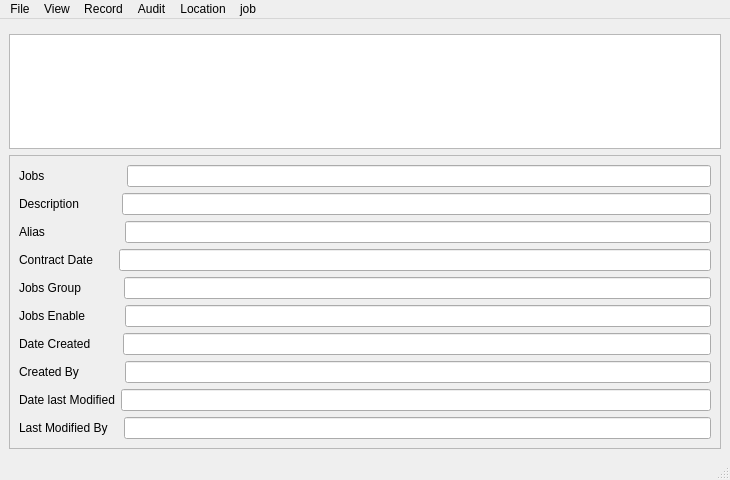
SaiSawant1/EliteBridgeAdmin, file elitebridge_ui_file/jobmainwindow.ui: the form before one commit.
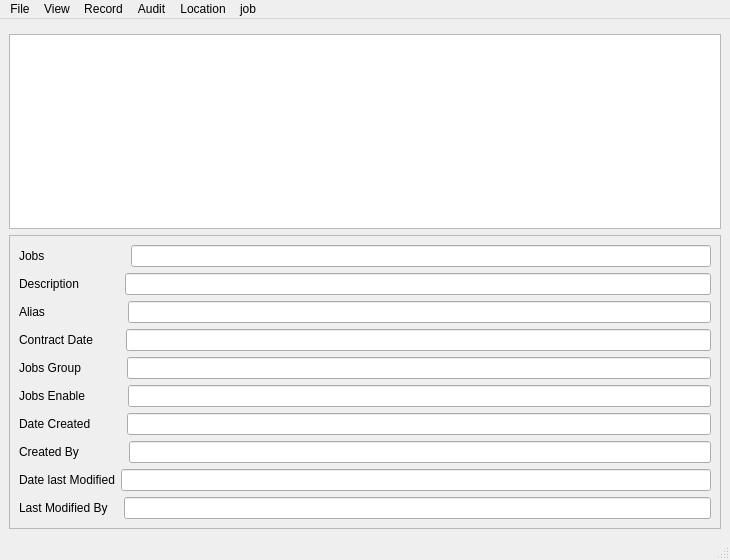
The form after the commit.

```diff
--- a/elitebridge_ui_file/jobmainwindow.ui
+++ b/elitebridge_ui_file/jobmainwindow.ui
@@ -7,7 +7,7 @@
     <x>0</x>
     <y>0</y>
     <width>730</width>
-    <height>480</height>
+    <height>560</height>
    </rect>
   </property>
   <property name="windowTitle">
@@ -44,7 +44,7 @@
            <item>
             <widget class="QLabel" name="label">
              <property name="text">
-              <string>Jobs                       </string>
+              <string>Jobs                        </string>
              </property>
             </widget>
            </item>
@@ -58,7 +58,7 @@
            <item>
             <widget class="QLabel" name="label_2">
              <property name="text">
-              <string>Description           </string>
+              <string>Description            </string>
              </property>
             </widget>
            </item>
@@ -72,7 +72,7 @@
            <item>
             <widget class="QLabel" name="label_3">
              <property name="text">
-              <string>Alias                      </string>
+              <string>Alias                       </string>
              </property>
             </widget>
            </item>
@@ -86,7 +86,7 @@
            <item>
             <widget class="QLabel" name="label_4">
              <property name="text">
-              <string>Contract Date      </string>
+              <string>Contract Date        </string>
              </property>
             </widget>
            </item>
@@ -100,7 +100,7 @@
            <item>
             <widget class="QLabel" name="label_5">
              <property name="text">
-              <string>Jobs Group           </string>
+              <string>Jobs Group            </string>
              </property>
             </widget>
            </item>
@@ -114,7 +114,7 @@
            <item>
             <widget class="QLabel" name="label_6">
              <property name="text">
-              <string>Jobs Enable          </string>
+              <string>Jobs Enable           </string>
              </property>
             </widget>
            </item>
@@ -128,7 +128,7 @@
            <item>
             <widget class="QLabel" name="label_7">
              <property name="text">
-              <string>Date Created        </string>
+              <string>Date Created         </string>
              </property>
             </widget>
            </item>
@@ -142,7 +142,7 @@
            <item>
             <widget class="QLabel" name="label_8">
              <property name="text">
-              <string>Created By            </string>
+              <string>Created By             </string>
              </property>
             </widget>
            </item>
```
